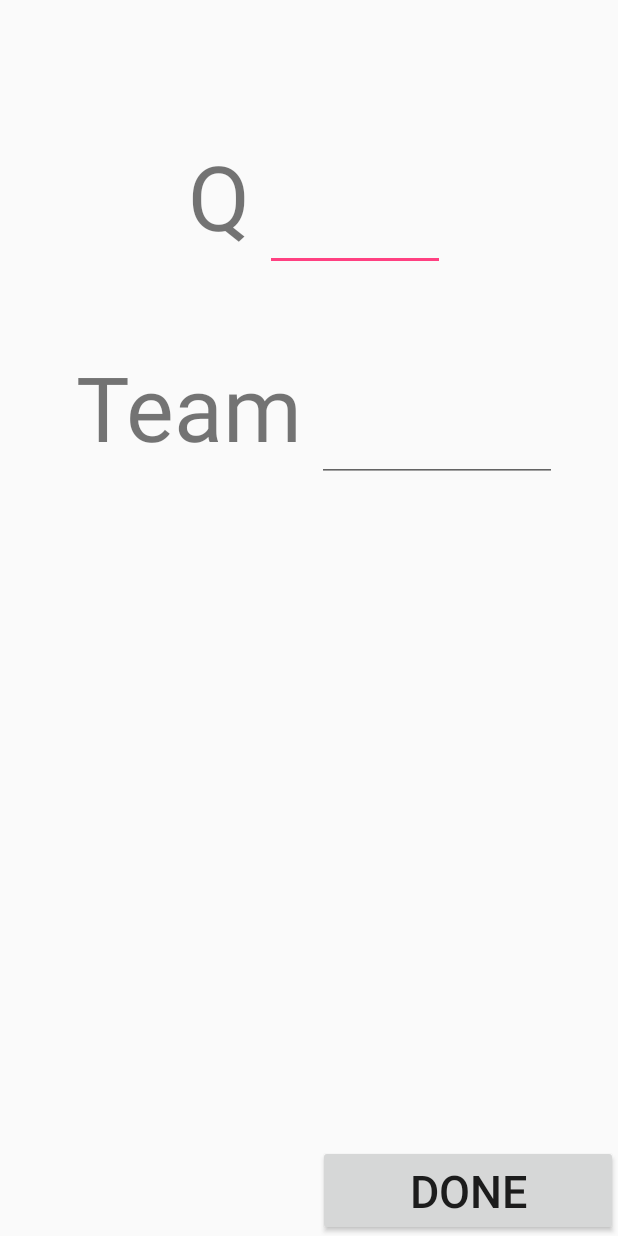
After one commit to frc1678/scout-2019, an Android app: the layout data_activity.xml on its own in the app's theme, with its tools: preview values and no code run, on a phone screen of 412 x 824 dp. The commit adds this screen. Run offline under Robolectric (Android 15) with nearby library versions, the phone set to English and light mode, and no system bars.

Commit message:
copy/paste previous working code for new PR (#1)
* copy paste previous working code for new PR

* adding SwitchTheme style

```diff
--- /dev/null
+++ b/app/src/main/res/layout/data_activity.xml
@@ -0,0 +1,93 @@
+<?xml version="1.0" encoding="utf-8"?>
+<RelativeLayout xmlns:android="http://schemas.android.com/apk/res/android"
+    android:orientation="horizontal" android:layout_width="match_parent"
+    android:layout_height="match_parent">
+    <RelativeLayout
+        android:layout_width="500dp"
+        android:layout_height="match_parent"
+        android:id="@+id/textLayout">
+        <RelativeLayout
+            android:layout_width="wrap_content"
+            android:layout_height="wrap_content"
+            android:id="@+id/matchLayout"
+            android:layout_centerHorizontal="true"
+            android:paddingBottom="40dp">
+            <TextView
+                android:layout_width="wrap_content"
+                android:layout_height="80dp"
+                android:id="@+id/TV" />
+            <TextView
+                android:layout_width="wrap_content"
+                android:layout_height="wrap_content"
+                android:id="@+id/matchTV"
+                android:text="Q"
+                android:textSize="60dp"
+                android:padding="10dp"
+                android:textAlignment="center"
+                android:layout_below="@+id/TV" />
+            <EditText
+                android:layout_width="120dp"
+                android:layout_height="wrap_content"
+                android:id="@+id/matchET"
+                android:textSize="60dp"
+                android:padding="10dp"
+                android:textAlignment="center"
+                android:layout_toRightOf="@id/matchTV"
+                android:layout_below="@+id/TV"
+                android:maxLength="3"
+                android:inputType="number" />
+        </RelativeLayout>
+        <RelativeLayout
+            android:layout_width="wrap_content"
+            android:layout_height="wrap_content"
+            android:id="@+id/teamLayout"
+            android:layout_centerHorizontal="true"
+            android:layout_below="@+id/matchLayout">
+            <TextView
+                android:layout_width="wrap_content"
+                android:layout_height="wrap_content"
+                android:id="@+id/teamTV"
+                android:text="Team"
+                android:textSize="60dp"
+                android:padding="10dp" />
+            <EditText
+                android:layout_width="160dp"
+                android:layout_height="wrap_content"
+                android:id="@+id/teamET"
+                android:textSize="60dp"
+                android:padding="10dp"
+                android:textAlignment="center"
+                android:layout_toRightOf="@id/teamTV"
+                android:maxLength="4"
+                android:inputType="number" />
+        </RelativeLayout>
+    </RelativeLayout>
+
+    <RelativeLayout
+        android:id="@+id/dataActivityButtonLayout"
+        android:layout_width="match_parent"
+        android:layout_height="match_parent"
+        android:layout_centerVertical="true"
+        android:layout_toRightOf="@+id/textLayout"
+        android:layout_above="@+id/doneButton">
+        <Button
+            android:id="@+id/qrButton"
+            android:layout_width="300dp"
+            android:layout_height="300dp"
+            android:padding="50dp"
+            android:text="QR"
+            android:textSize="60dp"
+            android:textAlignment="center"
+            android:layout_centerInParent="true"/>
+    </RelativeLayout>
+    <Button
+        android:id="@+id/doneButton"
+        android:layout_width="200dp"
+        android:layout_height="wrap_content"
+        android:padding="10dp"
+        android:text="DONE"
+        android:textSize="30dp"
+        android:textAlignment="center"
+        android:layout_alignParentBottom="true"
+        android:layout_alignParentRight="true" />
+</RelativeLayout>
--- a/app/src/main/res/values/styles.xml
+++ b/app/src/main/res/values/styles.xml
@@ -17,4 +17,10 @@
 
     <style name="AppTheme.PopupOverlay" parent="ThemeOverlay.AppCompat.Light" />
 
+    <style name="SwitchTheme" parent="Theme.AppCompat.Light">
+        <item name="colorControlActivated">#00ff00</item>
+        <item name="colorSwitchThumbNormal">#f1f1f1</item>
+        <item name="android:colorForeground">#42221f1f</item>
+    </style>
+
 </resources>
```
Also changed, not shown: app/src/main/res/drawable/ic_button_border.xml (added, +31 -0 lines), app/src/main/res/layout/counter.xml (added, +43 -0 lines), app/src/main/res/layout/history_dialog_template.xml (added, +11 -0 lines), app/src/main/res/layout/list_cv_template.xml (added, +53 -0 lines), app/src/main/res/layout/start_position.xml (added, +30 -0 lines), app/src/main/res/layout/templates.xml (added, +84 -0 lines).
